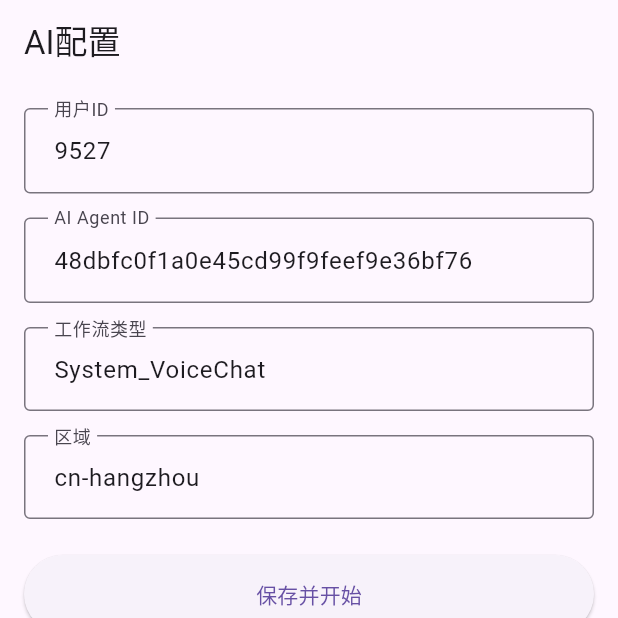
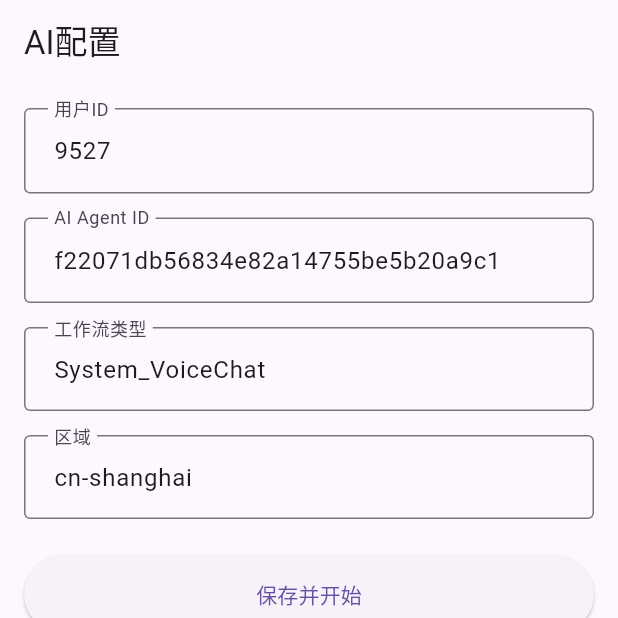
Before and after one commit to MR-MaoJiu/ali_ai_call, a Flutter app: the screen it shows after launch, on a phone screen of 412 x 824 dp, the top half of it. Run offline on Flutter 3.47's test engine with Material 3 defaults, Android fonts, the phone set to English and light mode, and no system bars; our stand-ins replace dio, shared_preferences.

Commit message:
配置修改

```diff
--- a/example/lib/screens/chat_screen.dart
+++ b/example/lib/screens/chat_screen.dart
@@ -84,9 +84,8 @@ class _ChatScreenState extends State<ChatScreen> {
         setState(() {
           _currentUid = volumeData['uid'] as String;
           final int volume = volumeData['volume'] as int;
-          _currentVolume = math.max(0, math.min(100, volume));
-          _isUserSpeaking = _currentVolume > 0;
-          print('Volume Changed: $_currentVolume, Speaking: $_isUserSpeaking');
+          _isUserSpeaking = volume > 0;
+          print('Volume Changed: $volume, Speaking: $_isUserSpeaking');
         });
       },
       onAIAgentASRMessage: (Map<String, dynamic> asrData) {
--- a/example/lib/screens/config_screen.dart
+++ b/example/lib/screens/config_screen.dart
@@ -11,12 +11,10 @@ class ConfigScreen extends StatefulWidget {
 
 class _ConfigScreenState extends State<ConfigScreen> {
   final _formKey = GlobalKey<FormState>();
-  final _userIdController = TextEditingController(text: '9527');
-  final _aiAgentIdController =
-      TextEditingController(text: '48dbfc0f1a0e45cd99f9feef9e36bf76');
-  final _workflowTypeController =
-      TextEditingController(text: 'System_VoiceChat');
-  final _regionController = TextEditingController(text: 'cn-hangzhou');
+  final _userIdController = TextEditingController();
+  final _aiAgentIdController = TextEditingController();
+  final _workflowTypeController = TextEditingController();
+  final _regionController = TextEditingController();
 
   @override
   void initState() {
@@ -29,10 +27,10 @@ class _ConfigScreenState extends State<ConfigScreen> {
     setState(() {
       _userIdController.text = prefs.getString('userId') ?? '9527';
       _aiAgentIdController.text =
-          prefs.getString('aiAgentId') ?? '48dbfc0f1a0e45cd99f9feef9e36bf76';
+          prefs.getString('aiAgentId') ?? 'f22071db56834e82a14755be5b20a9c1';
       _workflowTypeController.text =
           prefs.getString('workflowType') ?? 'System_VoiceChat';
-      _regionController.text = prefs.getString('region') ?? 'cn-hangzhou';
+      _regionController.text = prefs.getString('region') ?? 'cn-shanghai';
     });
   }
 
--- a/example/lib/services/ai_service.dart
+++ b/example/lib/services/ai_service.dart
@@ -4,7 +4,7 @@ import 'package:ali_ai_call/ai_call_kit.dart';
 import 'config_service.dart';
 
 class AIService {
-  static const String baseUrl = 'http://172.25.11.96:8081';
+  static const String baseUrl = 'http://172.25.2.232:9683';
   final Dio _dio = Dio(BaseOptions(
     baseUrl: baseUrl,
     connectTimeout: const Duration(seconds: 5),
--- a/example/lib/services/config_service.dart
+++ b/example/lib/services/config_service.dart
@@ -6,9 +6,9 @@ class ConfigService {
     return {
       'userId': prefs.getString('userId') ?? '9527',
       'aiAgentId':
-          prefs.getString('aiAgentId') ?? '48dbfc0f1a0e45cd99f9feef9e36bf76',
+          prefs.getString('aiAgentId') ?? 'f22071db56834e82a14755be5b20a9c1',
       'workflowType': prefs.getString('workflowType') ?? 'System_VoiceChat',
-      'region': prefs.getString('region') ?? 'cn-hangzhou',
+      'region': prefs.getString('region') ?? 'cn-shanghai',
     };
   }
 }
```
